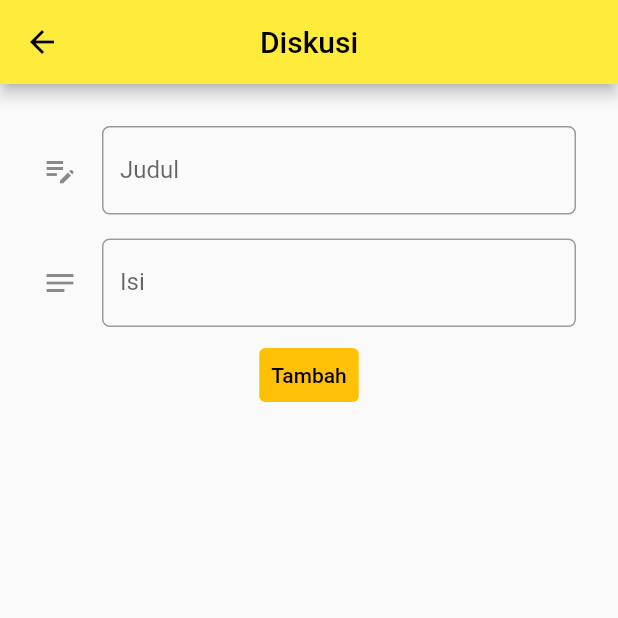
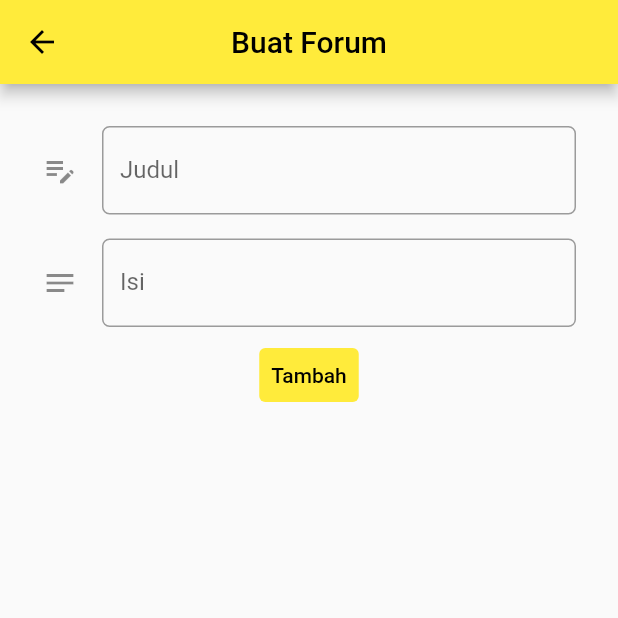
Before and after one commit to StudyBee-PBP/StudyApp_2, a Flutter app: the CreatePostPage screen opened directly, on a phone screen of 412 x 824 dp, the top half of it. Run offline on Flutter 3.47's test engine with Material 2 defaults, Android fonts, the phone set to English and light mode, and no system bars; missing offline and left inert: pbp_django_auth.

Commit message:
change appbar title and text button color

```diff
--- a/lib/pages/study_forum/create_post.dart
+++ b/lib/pages/study_forum/create_post.dart
@@ -24,7 +24,7 @@ class _CreatePostPageState extends State<CreatePostPage> {
     final request = context.watch<CookieRequest>();
     return Scaffold(
       appBar: AppBar(
-        title: const Text("Diskusi"),
+        title: const Text("Buat Forum"),
         centerTitle: true,
         leading: IconButton(
           onPressed: () {
@@ -121,7 +121,7 @@ class _CreatePostPageState extends State<CreatePostPage> {
                     style: TextStyle(color: Colors.black),
                   ),
                   style: ButtonStyle(
-                    backgroundColor: MaterialStateProperty.all(Colors.amber),
+                    backgroundColor: MaterialStateProperty.all(Colors.yellow),
                   ),
                   onPressed: () async {
                     if (_formKey.currentState!.validate()) {
```
